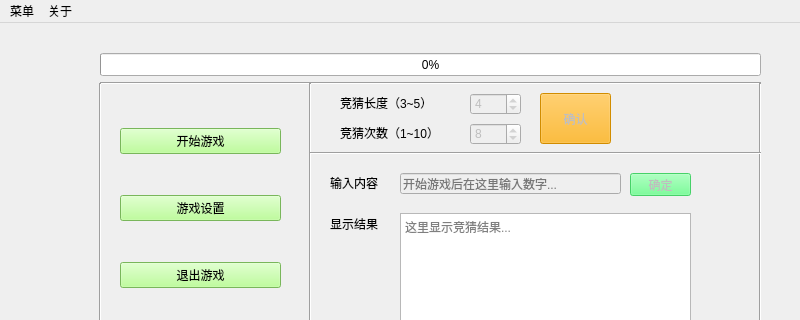
Old version of the form productBox/GuessNumber/guessNumberWindow.ui in the repository dumao99read/GoodGoodStudy; both pictures show x 0 to 800 and y 0 to 320 of the 800 by 600 pixel window.
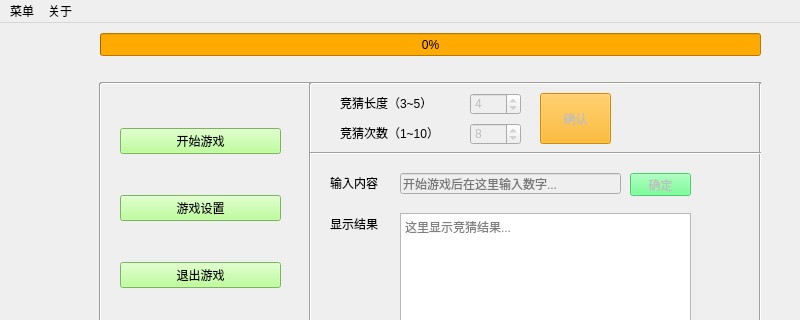
New version of the form. Icons and pictures are not drawn.

Commit message: 重大进步：使用DEBUG控制加载ui文件还是使用py文件，提升工作效率。

```diff
--- a/productBox/GuessNumber/guessNumberWindow.ui
+++ b/productBox/GuessNumber/guessNumberWindow.ui
@@ -2,6 +2,9 @@
 <ui version="4.0">
  <class>GuessNumber</class>
  <widget class="QMainWindow" name="GuessNumber">
+  <property name="enabled">
+   <bool>true</bool>
+  </property>
   <property name="geometry">
    <rect>
     <x>0</x>
@@ -371,14 +374,20 @@
     </property>
    </widget>
    <widget class="QProgressBar" name="progressBar">
+    <property name="enabled">
+     <bool>true</bool>
+    </property>
     <property name="geometry">
      <rect>
       <x>100</x>
-      <y>30</y>
+      <y>10</y>
       <width>661</width>
       <height>23</height>
      </rect>
     </property>
+    <property name="styleSheet">
+     <string notr="true">background-color: rgb(255, 170, 0);</string>
+    </property>
     <property name="value">
      <number>0</number>
     </property>
```
The commit also changes 1 other file.
